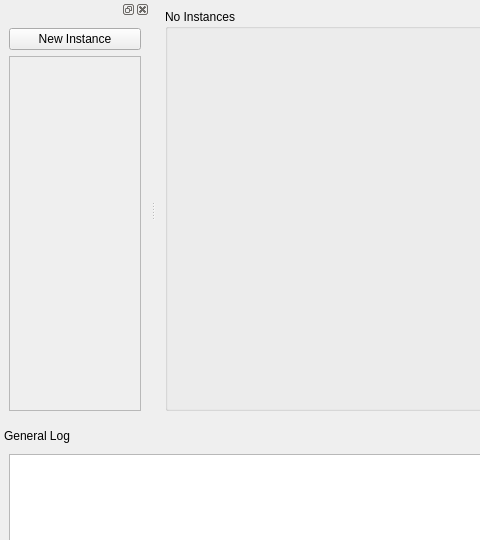
First picture: the form in src/gui/ui/mainwindow.ui, repository smalbadger/social, before the edit; both pictures show x 0 to 480 and y 0 to 540 of the 1020 by 677 pixel window.
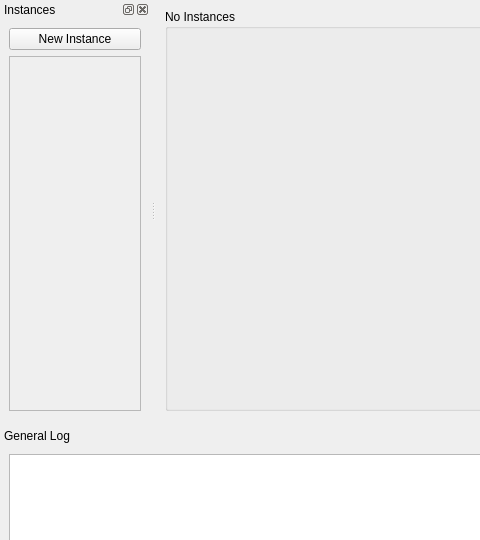
Second picture: the form after the edit.

```diff
--- a/src/gui/ui/mainwindow.ui
+++ b/src/gui/ui/mainwindow.ui
@@ -49,6 +49,9 @@
      <height>191</height>
     </size>
    </property>
+   <property name="windowTitle">
+    <string>Instances</string>
+   </property>
    <attribute name="dockWidgetArea">
     <number>1</number>
    </attribute>
```
Left out of the diff: 6 changed lines with no effect on the pictures.
